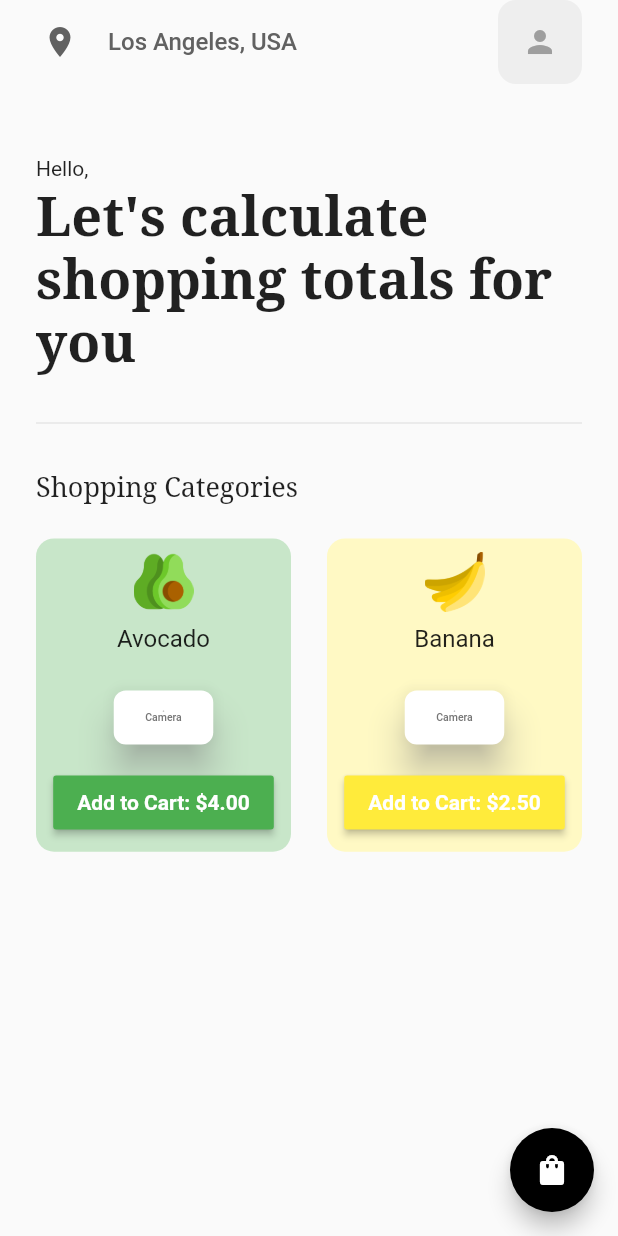
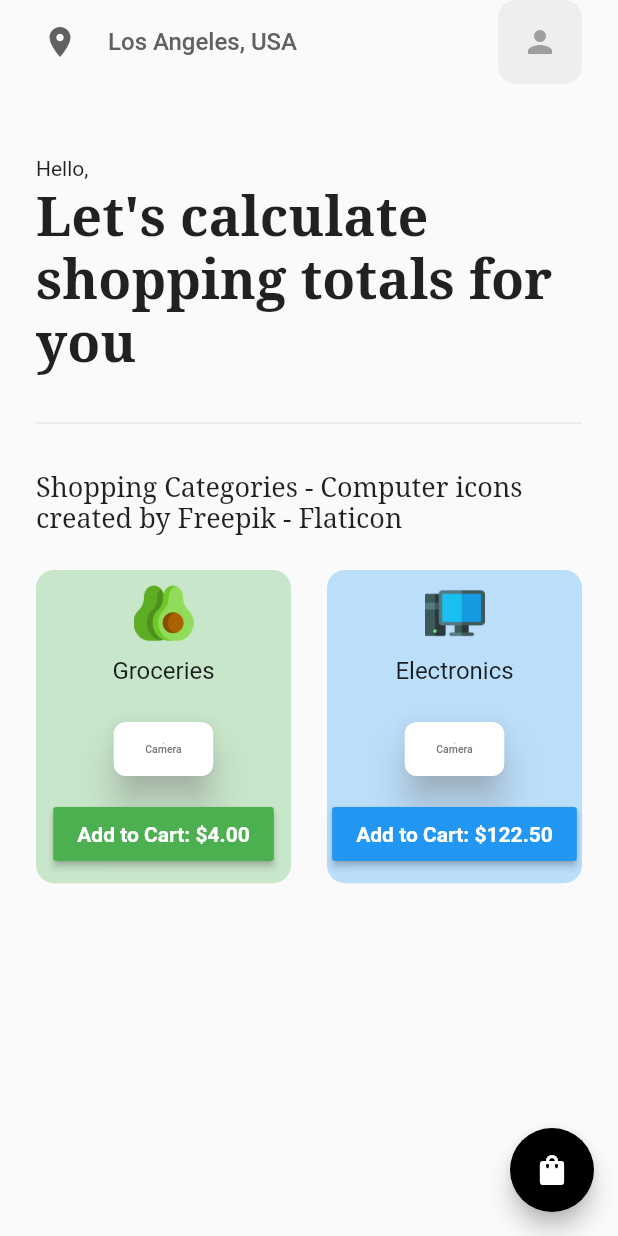
Before and after one commit to dvr3780/machinelearning_shoppingtotals, a Flutter app: the HomePage screen opened directly, on a phone screen of 412 x 824 dp. Run offline on Flutter 3.47's test engine with Material 2 defaults, Android fonts, the phone set to English and light mode, and no system bars; our stand-ins replace google_fonts, image_picker; missing offline and left inert: google_ml_kit.

Commit message:
commit update image for computer/electronics

```diff
--- a/lib/model/cart_model.dart
+++ b/lib/model/cart_model.dart
@@ -5,8 +5,8 @@ class CartModel extends ChangeNotifier {
   // list of items on sale
   final List _shopItems = const [
     // [ itemName, itemPrice, imagePath, color ]
-    ["Avocado", "4.00", "lib/images/avocado.png", Colors.green],
-    ["Banana", "2.50", "lib/images/banana.png", Colors.yellow],
+    ["Groceries", "4.00", "lib/images/avocado.png", Colors.green],
+    ["Electronics", "122.50", "lib/images/computer.png", Colors.blue],
     //["Chicken", "12.80", "lib/images/chicken.png", Colors.brown],
     //["Water", "1.00", "lib/images/water.png", Colors.blue],
   ];
--- a/lib/pages/home_page.dart
+++ b/lib/pages/home_page.dart
@@ -104,7 +104,7 @@ class _HomePageState extends State<HomePage> {
           Padding(
             padding: const EdgeInsets.symmetric(horizontal: 24.0),
             child: Text(
-              "Shopping Categories",
+              "Shopping Categories - Computer icons created by Freepik - Flaticon",
               style: GoogleFonts.notoSerif(
                 //fontWeight: FontWeight.bold,
                 fontSize: 18,
```
Also changed, not shown: lib/images/computer.png (added).
